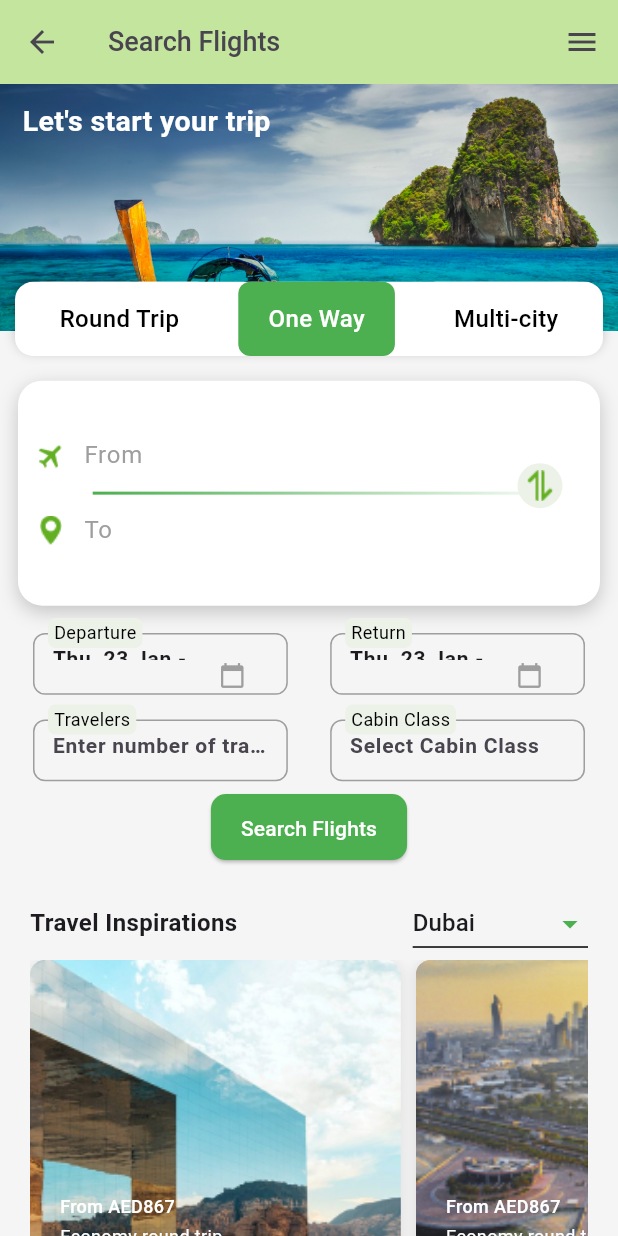
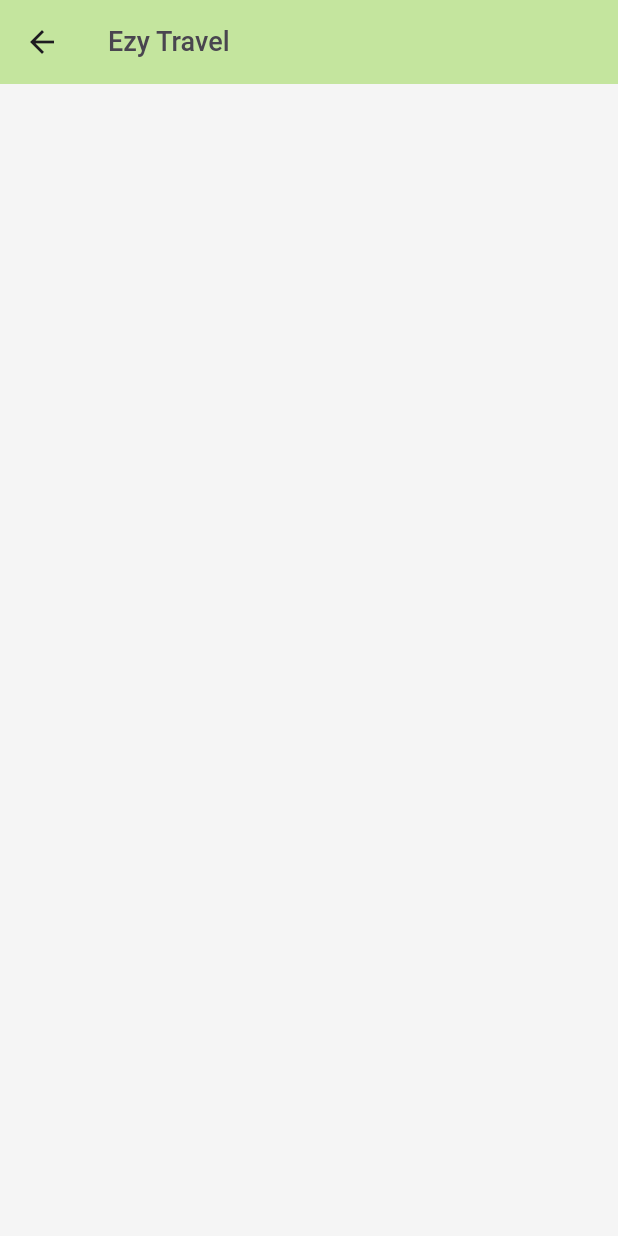
Before and after one commit to joesaniya/flight-book_app, a Flutter app: the screen it shows after launch, after a tap on "Search Flights", on a phone screen of 412 x 824 dp. Run offline on Flutter 3.47's test engine with Material 3 defaults, Android fonts, the phone set to English and light mode, and no system bars; our stand-ins replace get, google_fonts; Roboto replaces fonts that are missing (Metrophobic).

Commit message:
added ticket screen

```diff
--- /dev/null
+++ b/lib/controller/ticket_controller.dart
@@ -0,0 +1,3 @@
+import 'package:get/get.dart';
+
+class TicketController extends GetxController {}
--- a/lib/utils/initial_binding.dart
+++ b/lib/utils/initial_binding.dart
@@ -1,10 +1,11 @@
 import 'package:flight_booking_app/controller/home_controller.dart';
+import 'package:flight_booking_app/controller/ticket_controller.dart';
 import 'package:get/get.dart';
 
 class InitialBinding extends Bindings {
   @override
   void dependencies() {
     Get.put(HomeController());
-
+    Get.put(TicketController());
   }
 }
--- a/lib/utils/route_pages.dart
+++ b/lib/utils/route_pages.dart
@@ -1,4 +1,5 @@
 import 'package:flight_booking_app/view/home_view.dart';
+import 'package:flight_booking_app/view/ticket_view.dart';
 import 'package:flutter/material.dart';
 import 'package:get/get.dart';
 
@@ -10,5 +11,9 @@ class AppPages with WidgetsBindingObserver {
       name: '/',
       page: () => const HomeView(),
     ),
+    GetPage(
+      name: '/ticket',
+      page: () => const TicketView(),
+    ),
   ];
 }
--- a/lib/view/home_view.dart
+++ b/lib/view/home_view.dart
@@ -1,5 +1,8 @@
+import 'dart:developer';
+
 import 'package:flight_booking_app/controller/home_controller.dart';
 import 'package:flight_booking_app/utils/app_colors.dart';
+import 'package:flight_booking_app/view/ticket_view.dart';
 import 'package:flight_booking_app/view/widgets/custom_textfield.dart';
 import 'package:flight_booking_app/view/widgets/elevated_button.dart';
 import 'package:flight_booking_app/view/widgets/hotel_package.dart';
@@ -264,7 +267,27 @@ class HomeView extends StatelessWidget {
                         StyledButton(
                           text: 'Search Flights',
                           onPressed: () {
-                            print('Button Pressed!');
+                            log('Button Pressed!');
+                            Navigator.push(
+                              context,
+                              PageRouteBuilder(
+                                pageBuilder:
+                                    (context, animation, secondaryAnimation) =>
+                                        TicketView(),
+                                transitionsBuilder: (context, animation,
+                                    secondaryAnimation, child) {
+                                  return RotationTransition(
+                                    turns: Tween(begin: 0.0, end: 1.0)
+                                        .animate(animation),
+                                    child: ScaleTransition(
+                                      scale: Tween(begin: 0.0, end: 1.0)
+                                          .animate(animation),
+                                      child: child,
+                                    ),
+                                  );
+                                },
+                              ),
+                            );
                           },
                         ),
                       ],
--- /dev/null
+++ b/lib/view/ticket_view.dart
@@ -0,0 +1,36 @@
+import 'package:flight_booking_app/controller/ticket_controller.dart';
+import 'package:flight_booking_app/utils/app_colors.dart';
+import 'package:flutter/material.dart';
+import 'package:get/get.dart';
+import 'package:google_fonts/google_fonts.dart';
+
+class TicketView extends StatefulWidget {
+  const TicketView({super.key});
+
+  @override
+  State<TicketView> createState() => _TicketViewState();
+}
+
+class _TicketViewState extends State<TicketView> {
+  @override
+  Widget build(BuildContext context) {
+    return GetBuilder<TicketController>(builder: (controller) {
+      return Scaffold(
+        backgroundColor: AppColors.backgroundColor,
+        appBar: AppBar(
+          backgroundColor: AppColors.appbarColor,
+          title: Text(
+            'Ezy Travel',
+            style: GoogleFonts.metrophobic(
+              fontSize: 18,
+              fontWeight: FontWeight.w500,
+              color: AppColors.appbartexttileColor,
+              height: 1.56,
+              decoration: TextDecoration.none,
+            ),
+          ),
+        ),
+      );
+    });
+  }
+}
```
